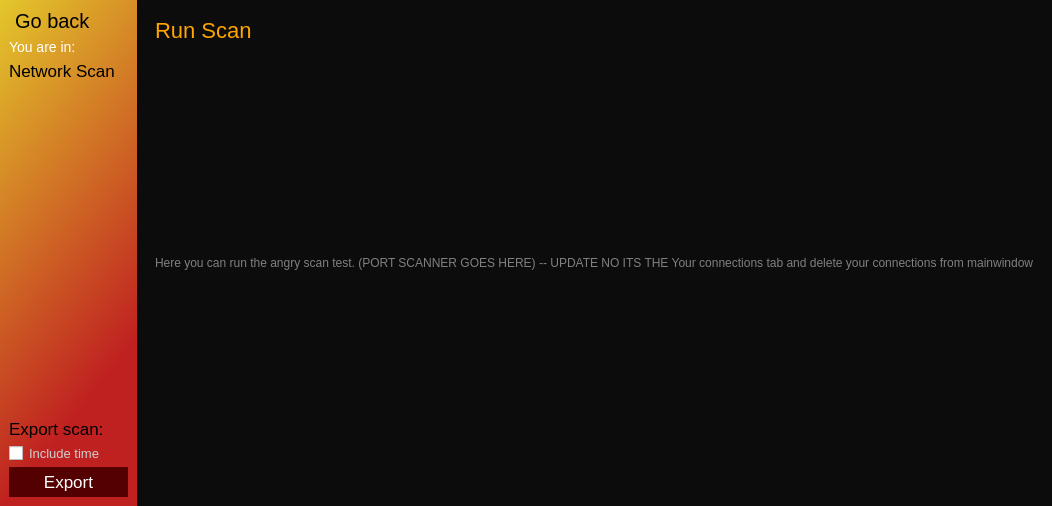
First picture: the form in router/scan_ui/NetworkScan.ui, repository hunterjreid/HomeScan, before the edit.
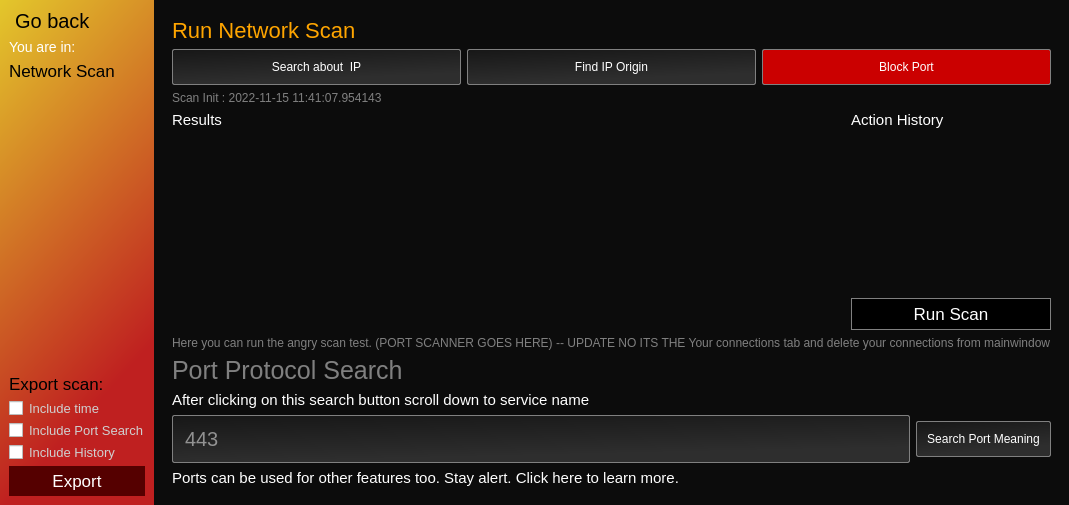
Second picture: the form after the edit. Icons and pictures are not drawn.

Commit message:
left bar tab complete
todo next is:
- remake mainwindow 2 live windows error rate and live panel
- live panel has 1 panel heaps of lines
- file for sidebar routes file for topbar routes

Patch:
```diff
--- a/router/scan_ui/NetworkScan.ui
+++ b/router/scan_ui/NetworkScan.ui
@@ -6,8 +6,8 @@
    <rect>
     <x>0</x>
     <y>0</y>
-    <width>914</width>
-    <height>506</height>
+    <width>961</width>
+    <height>505</height>
    </rect>
   </property>
   <property name="maximumSize">
@@ -56,7 +56,7 @@
       <property name="frameShadow">
        <enum>QFrame::Raised</enum>
       </property>
-      <layout class="QVBoxLayout" name="verticalLayout_5">
+      <layout class="QVBoxLayout" name="verticalLayout_9">
        <item>
         <layout class="QVBoxLayout" name="header">
          <item>
@@ -161,7 +161,7 @@
         </spacer>
        </item>
        <item>
-        <layout class="QVBoxLayout" name="exports">
+        <layout class="QVBoxLayout" name="verticalLayout_5">
          <item>
           <widget class="QLabel" name="label_2">
            <property name="styleSheet">
@@ -178,7 +178,7 @@
          <item>
           <layout class="QVBoxLayout" name="verticalLayout">
            <item>
-            <widget class="QCheckBox" name="checkBox">
+            <widget class="QCheckBox" name="checkBox_3">
              <property name="styleSheet">
               <string notr="true">background:none;font-size:13px;color:rgb(207, 207, 207);</string>
              </property>
@@ -187,6 +187,26 @@
              </property>
             </widget>
            </item>
+           <item>
+            <widget class="QCheckBox" name="checkBox_2">
+             <property name="styleSheet">
+              <string notr="true">background:none;font-size:13px;color:rgb(207, 207, 207);</string>
+             </property>
+             <property name="text">
+              <string>Include Port Search</string>
+             </property>
+            </widget>
+           </item>
+           <item>
+            <widget class="QCheckBox" name="checkBox">
+             <property name="styleSheet">
+              <string notr="true">background:none;font-size:13px;color:rgb(207, 207, 207);</string>
+             </property>
+             <property name="text">
+              <string>Include History</string>
+             </property>
+            </widget>
+           </item>
           </layout>
          </item>
          <item>
@@ -227,7 +247,7 @@
          <property name="minimumSize">
           <size>
            <width>0</width>
-           <height>400</height>
+           <height>0</height>
           </size>
          </property>
          <property name="maximumSize">
@@ -242,19 +262,229 @@
          <property name="frameShadow">
           <enum>QFrame::Raised</enum>
          </property>
-         <layout class="QVBoxLayout" name="verticalLayout_4">
-          <item alignment="Qt::AlignTop">
+         <layout class="QVBoxLayout" name="verticalLayout_8">
+          <item>
            <widget class="QLabel" name="label_3">
             <property name="styleSheet">
              <string notr="true">color:orange;
 font-size:22px;</string>
             </property>
             <property name="text">
+             <string>Run Network Scan</string>
+            </property>
+           </widget>
+          </item>
+          <item>
+           <layout class="QHBoxLayout" name="horizontalLayout_3">
+            <item>
+             <widget class="QPushButton" name="pushButton_2">
+              <property name="styleSheet">
+               <string notr="true">background:white;
+border: 1px solid black;
+background-color: qlineargradient(spread:pad, x1:0, y1:0, x2:0.306, y2:0.909091, stop:0 rgba(23, 23, 23, 255), stop:1 rgba(46, 46, 46, 255));
+border: 1px solid grey;
+color:white;
+padding:10px;
+border-radius:2px;</string>
+              </property>
+              <property name="text">
+               <string>Search about  IP</string>
+              </property>
+              <property name="icon">
+               <iconset>
+                <normaloff>../../assets/search.ico</normaloff>../../assets/search.ico</iconset>
+              </property>
+             </widget>
+            </item>
+            <item>
+             <widget class="QPushButton" name="pushButton_3">
+              <property name="styleSheet">
+               <string notr="true">background:white;
+border: 1px solid black;
+background-color: qlineargradient(spread:pad, x1:0, y1:0, x2:0.306, y2:0.909091, stop:0 rgba(23, 23, 23, 255), stop:1 rgba(46, 46, 46, 255));
+border: 1px solid grey;
+color:white;
+padding:10px;
+border-radius:2px;</string>
+              </property>
+              <property name="text">
+               <string>Find IP Origin</string>
+              </property>
+             </widget>
+            </item>
+            <item>
+             <widget class="QPushButton" name="pushButton_4">
+              <property name="styleSheet">
+               <string notr="true">background:white;
+border: 1px solid black;
+background-color: rgb(203, 0, 0);
+border: 1px solid grey;
+color:white;
+padding:10px;
+border-radius:2px;</string>
+              </property>
+              <property name="text">
+               <string>Block Port</string>
+              </property>
+              <property name="icon">
+               <iconset>
+                <normaloff>../../assets/bull.png</normaloff>../../assets/bull.png</iconset>
+              </property>
+              <property name="iconSize">
+               <size>
+                <width>23</width>
+                <height>23</height>
+               </size>
+              </property>
+             </widget>
+            </item>
+           </layout>
+          </item>
+          <item>
+           <widget class="QLabel" name="label_10">
+            <property name="styleSheet">
+             <string notr="true">color:grey;</string>
+            </property>
+            <property name="text">
+             <string>Scan Init : 2022-11-15 11:41:07.954143</string>
+            </property>
+           </widget>
+          </item>
+          <item>
+           <layout class="QHBoxLayout" name="horizontalLayout_4">
+            <property name="sizeConstraint">
+             <enum>QLayout::SetNoConstraint</enum>
+            </property>
+            <item>
+             <layout class="QVBoxLayout" name="verticalLayout_6">
+              <item>
+               <widget class="QLabel" name="label_5">
+                <property name="styleSheet">
+                 <string notr="true">color:white;
+font-size:15px;
+background:none;
+border:none;</string>
+                </property>
+                <property name="text">
+                 <string>Results</string>
+                </property>
+               </widget>
+              </item>
+              <item>
+               <widget class="QListWidget" name="listWidget">
+                <property name="styleSheet">
+                 <string notr="true">color:white;
+font-size:20px;
+</string>
+                </property>
+                <property name="verticalScrollBarPolicy">
+                 <enum>Qt::ScrollBarAlwaysOff</enum>
+                </property>
+                <property name="horizontalScrollBarPolicy">
+                 <enum>Qt::ScrollBarAlwaysOff</enum>
+                </property>
+               </widget>
+              </item>
+             </layout>
+            </item>
+            <item>
+             <layout class="QVBoxLayout" name="verticalLayout_7">
+              <property name="sizeConstraint">
+               <enum>QLayout::SetMinimumSize</enum>
+              </property>
+              <item>
+               <widget class="QLabel" name="label_6">
+                <property name="minimumSize">
+                 <size>
+                  <width>200</width>
+                  <height>0</height>
+                 </size>
+                </property>
+                <property name="maximumSize">
+                 <size>
+                  <width>200</width>
+                  <height>16777215</height>
+                 </size>
+                </property>
+                <property name="styleSheet">
+                 <string notr="true">color:white;
+font-size:15px;
+background:none;
+border:none;</string>
+                </property>
+                <property name="text">
+                 <string>Action History</string>
+                </property>
+               </widget>
+              </item>
+              <item>
+               <widget class="QTextEdit" name="textEdit">
+                <property name="minimumSize">
+                 <size>
+                  <width>200</width>
+                  <height>0</height>
+                 </size>
+                </property>
+                <property name="maximumSize">
+                 <size>
+                  <width>200</width>
+                  <height>16777215</height>
+                 </size>
+                </property>
+                <property name="styleSheet">
+                 <string notr="true">color:white;
+font-size:9px;
+</string>
+                </property>
+                <property name="html">
+                 <string>&lt;!DOCTYPE HTML PUBLIC &quot;-//W3C//DTD HTML 4.0//EN&quot; &quot;http://www.w3.org/TR/REC-html40/strict.dtd&quot;&gt;
+&lt;html&gt;&lt;head&gt;&lt;meta name=&quot;qrichtext&quot; content=&quot;1&quot; /&gt;&lt;style type=&quot;text/css&quot;&gt;
+p, li { white-space: pre-wrap; }
+&lt;/style&gt;&lt;/head&gt;&lt;body style=&quot; font-family:'MS Shell Dlg 2'; font-size:9px; font-weight:400; font-style:normal;&quot;&gt;
+&lt;p style=&quot;-qt-paragraph-type:empty; margin-top:0px; margin-bottom:0px; margin-left:0px; margin-right:0px; -qt-block-indent:0; text-indent:0px; font-size:8.25pt;&quot;&gt;&lt;br /&gt;&lt;/p&gt;&lt;/body&gt;&lt;/html&gt;</string>
+                </property>
+               </widget>
+              </item>
+             </layout>
+            </item>
+           </layout>
+          </item>
+          <item alignment="Qt::AlignRight">
+           <widget class="QPushButton" name="pushButton">
+            <property name="minimumSize">
+             <size>
+              <width>200</width>
+              <height>0</height>
+             </size>
+            </property>
+            <property name="maximumSize">
+             <size>
+              <width>200</width>
+              <height>16777215</height>
+             </size>
+            </property>
+            <property name="styleSheet">
+             <string notr="true">background-color: black;
+color:white;font-size:17px;
+padding:5px;
+border: 1px solid grey;</string>
+            </property>
+            <property name="text">
              <string>Run Scan</string>
             </property>
+            <property name="icon">
+             <iconset>
+              <normaloff>../../assets/export.png</normaloff>../../assets/export.png</iconset>
+            </property>
+            <property name="iconSize">
+             <size>
+              <width>33</width>
+              <height>33</height>
+             </size>
+            </property>
            </widget>
           </item>
-          <item alignment="Qt::AlignTop">
+          <item>
            <widget class="QLabel" name="label_7">
             <property name="styleSheet">
              <string notr="true">color:grey;</string>
@@ -264,6 +494,102 @@
             </property>
            </widget>
           </item>
+          <item>
+           <layout class="QVBoxLayout" name="verticalLayout_4">
+            <item>
+             <widget class="QLabel" name="label_4">
+              <property name="styleSheet">
+               <string notr="true">color:grey;
+font-size:25px;
+background:none;
+border:none;</string>
+              </property>
+              <property name="text">
+               <string>Port Protocol Search</string>
+              </property>
+             </widget>
+            </item>
+            <item>
+             <widget class="QLabel" name="label_9">
+              <property name="styleSheet">
+               <string notr="true">color:white;
+font-size:15px;
+background:none;
+border:none;</string>
+              </property>
+              <property name="text">
+               <string>After clicking on this search button scroll down to service name</string>
+              </property>
+             </widget>
+            </item>
+           </layout>
+          </item>
+          <item>
+           <layout class="QHBoxLayout" name="horizontalLayout_2">
+            <item>
+             <widget class="QLineEdit" name="lineEdit">
+              <property name="styleSheet">
+               <string notr="true">background:white;
+border: 1px solid black;
+background-color: qlineargradient(spread:pad, x1:0, y1:0, x2:0.306, y2:0.909091, stop:0 rgba(23, 23, 23, 255), stop:1 rgba(46, 46, 46, 255));
+border: 1px solid grey;
+color:white;
+padding:10px;
+border-radius:2px;
+
+
+font-size:20px
+</string>
+              </property>
+              <property name="text">
+               <string/>
+              </property>
+              <property name="placeholderText">
+               <string>443</string>
+              </property>
+             </widget>
+            </item>
+            <item>
+             <widget class="QPushButton" name="pushButton_15">
+              <property name="styleSheet">
+               <string notr="true">background:white;
+border: 1px solid black;
+background-color: qlineargradient(spread:pad, x1:0, y1:0, x2:0.306, y2:0.909091, stop:0 rgba(23, 23, 23, 255), stop:1 rgba(46, 46, 46, 255));
+border: 1px solid grey;
+color:white;
+padding:10px;
+border-radius:2px;</string>
+              </property>
+              <property name="text">
+               <string>Search Port Meaning</string>
+              </property>
+              <property name="icon">
+               <iconset>
+                <normaloff>../../assets/search.ico</normaloff>../../assets/search.ico</iconset>
+              </property>
+              <property name="iconSize">
+               <size>
+                <width>23</width>
+                <height>23</height>
+               </size>
+              </property>
+             </widget>
+            </item>
+           </layout>
+          </item>
+          <item>
+           <widget class="QLabel" name="label_8">
+            <property name="styleSheet">
+             <string notr="true">color:white;
+font-size:15px;
+background:none;
+border:none;</string>
+            </property>
+            <property name="text">
+             <string>Ports can be used for other features too. Stay alert. Click here to learn more.</string>
+            </property>
+           </widget>
+          </item>
          </layout>
         </widget>
        </item>
```
The commit also changes 4 other files.
